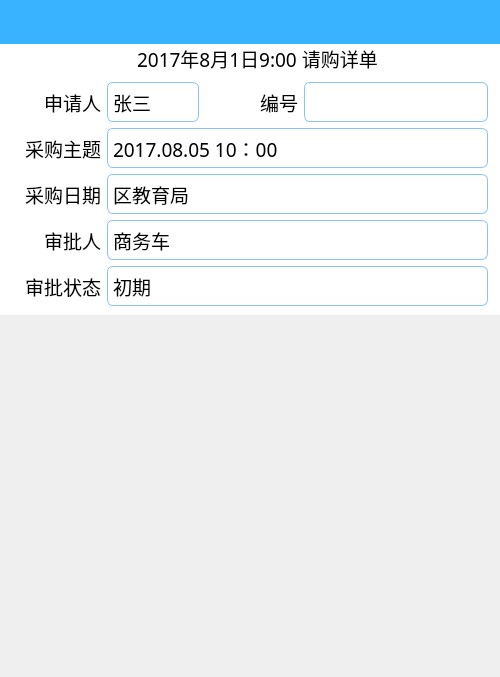
Old version of the form pages/BuyPage.ui in the repository wps139hf/app.
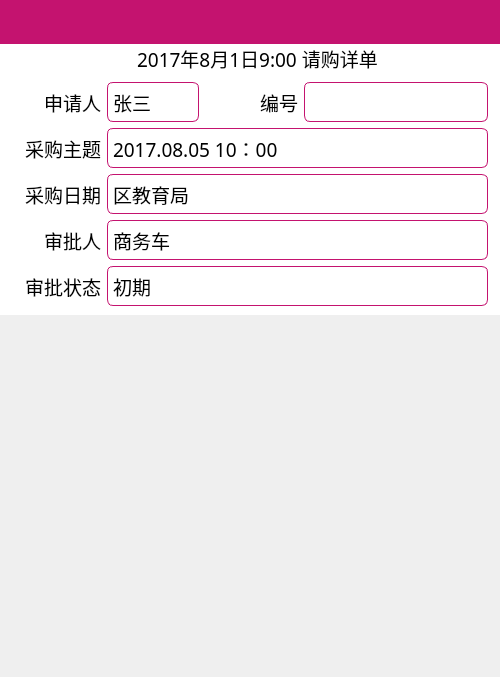
New version of the form. Custom widgets are drawn as their Qt base class.

Patch:
```diff
--- a/pages/BuyPage.ui
+++ b/pages/BuyPage.ui
@@ -38,7 +38,7 @@
       </size>
      </property>
      <property name="styleSheet">
-      <string notr="true">background-color: rgb(57, 179, 255);</string>
+      <string notr="true">background-color: rgb(196, 19, 111);</string>
      </property>
     </widget>
    </item>
@@ -95,7 +95,7 @@
         </property>
         <property name="styleSheet">
          <string notr="true">QLabel{
-	border:1px solid rgb(136, 194, 248);
+	border:1px solid rgb(196, 19, 111);
 	border-radius: 6px;
 	background-color: rgb(255,255,255);
 }</string>
@@ -281,7 +281,7 @@
         </property>
         <property name="styleSheet">
          <string notr="true">QLabel{
-	border:1px solid rgb(136, 194, 248);
+	border:1px solid rgb(196, 19, 111);
 	border-radius: 6px;
 	background-color: rgb(255,255,255);
 }</string>
@@ -527,7 +527,7 @@
         </property>
         <property name="styleSheet">
          <string notr="true">QLabel{
-	border:1px solid rgb(136, 194, 248);
+	border:1px solid rgb(196, 19, 111);
 	border-radius: 6px;
 	background-color: rgb(255,255,255);
 }</string>
@@ -556,7 +556,7 @@
         </property>
         <property name="styleSheet">
          <string notr="true">QLabel{
-	border:1px solid rgb(136, 194, 248);
+	border:1px solid rgb(196, 19, 111);
 	border-radius: 6px;
 	background-color: rgb(255,255,255);
 }</string>
@@ -585,7 +585,7 @@
         </property>
         <property name="styleSheet">
          <string notr="true">QLabel{
-	border:1px solid rgb(136, 194, 248);
+	border:1px solid rgb(196, 19, 111);
 	border-radius: 6px;
 	background-color: rgb(255,255,255);
 }</string>
@@ -614,7 +614,7 @@
         </property>
         <property name="styleSheet">
          <string notr="true">QLabel{
-	border:1px solid rgb(136, 194, 248);
+	border:1px solid rgb(196, 19, 111);
 	border-radius: 6px;
 	background-color: rgb(255,255,255);
 }</string>
```
